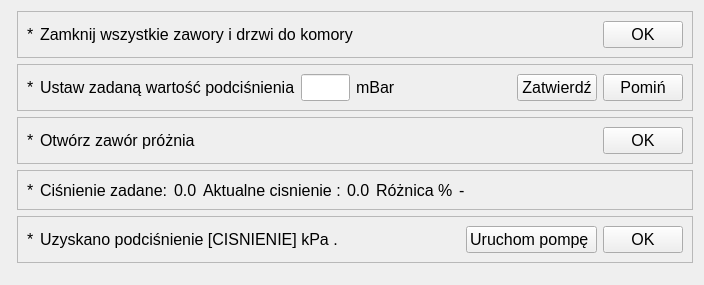
Above: app/nowytest_3.ui from wiacekmarcin/StanowiskoChemiczne before the change. Below: the same form after it.
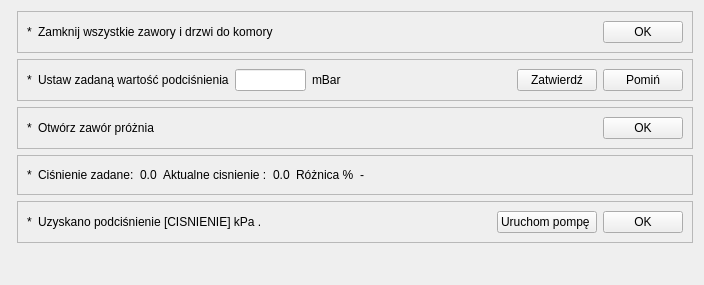
That is the form after the change. Custom widgets are drawn as their Qt base class.

```diff
--- a/app/nowytest_3.ui
+++ b/app/nowytest_3.ui
@@ -10,11 +10,6 @@
     <height>285</height>
    </rect>
   </property>
-  <property name="font">
-   <font>
-    <pointsize>12</pointsize>
-   </font>
-  </property>
   <property name="title" stdset="0">
    <string>Ustalanie podciśnienia w komorze</string>
   </property>
```
